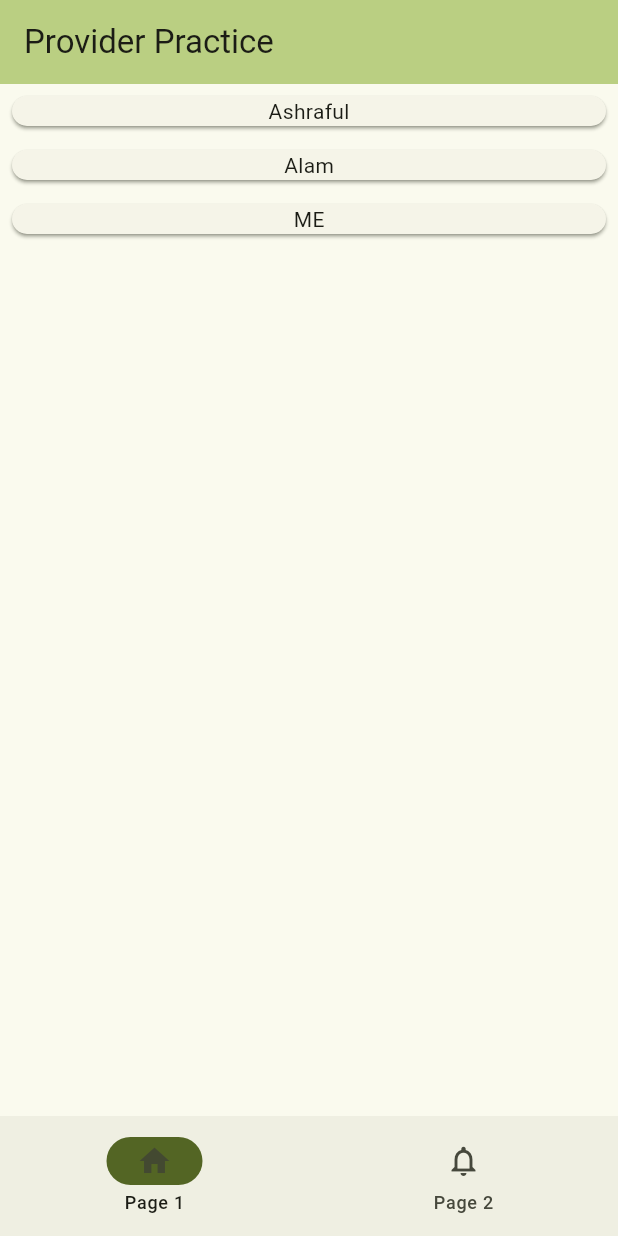
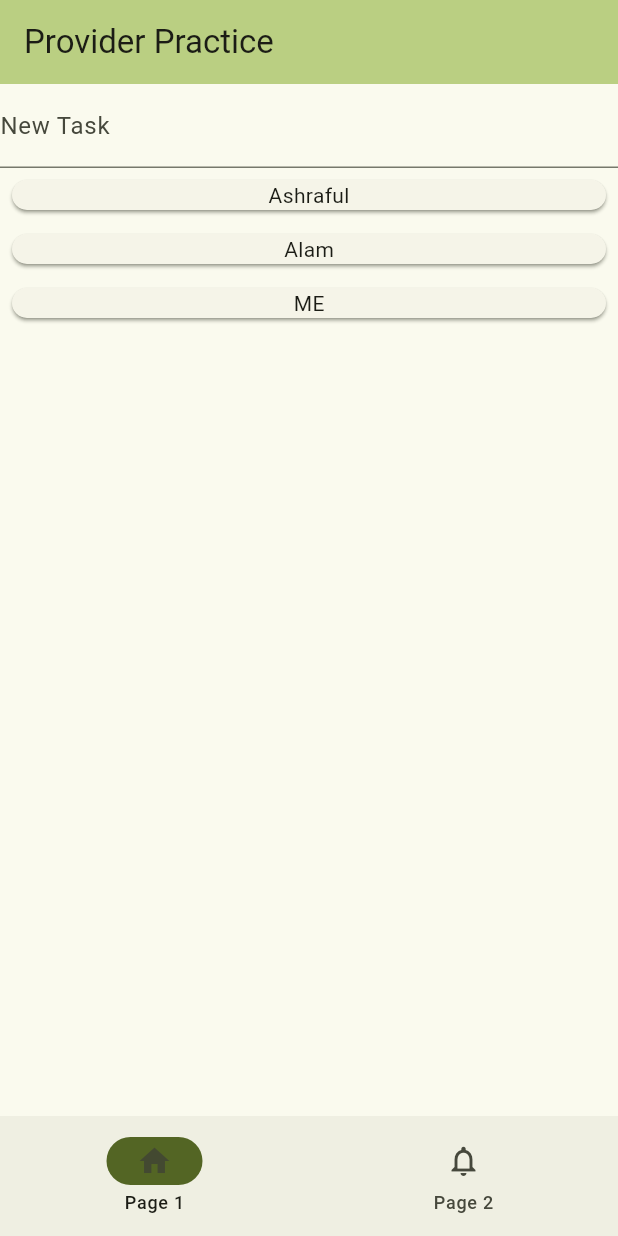
Before and after one commit to ashraful66alam/flutter_provider_prac, a Flutter app: the screen it shows after launch, on a phone screen of 412 x 824 dp. Run offline on Flutter 3.47's test engine with Material 3 defaults, Android fonts, the phone set to English and light mode, and no system bars.

Commit message:
textfield added

```diff
--- a/lib/main.dart
+++ b/lib/main.dart
@@ -114,6 +114,12 @@ class Widget1 extends StatelessWidget {
     var data = context.watch<TodolistProvider>().todos;
     return ListView(
       children: [
+        TextFormField(
+          decoration: const InputDecoration(
+            border: UnderlineInputBorder(),
+            labelText: 'New Task',
+          ),
+        ),
         for (var i in data)
           Card(
             shadowColor: Theme.of(context).colorScheme.secondary,
```
